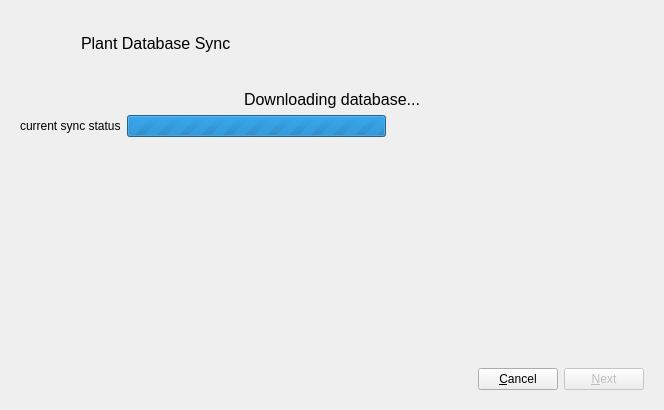
joshirio/passiflora, file ui/databasesyncdialog.ui: the form before one commit.
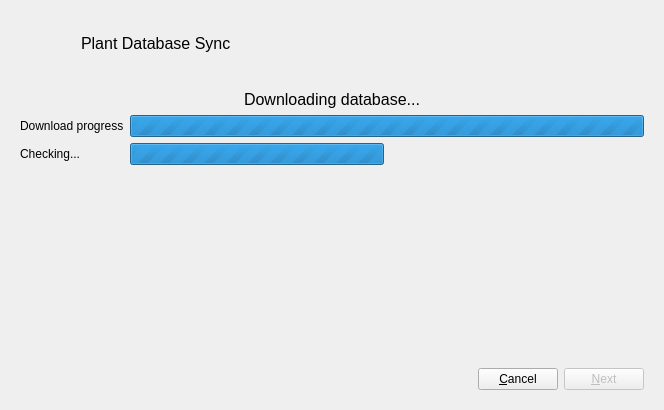
The form after the commit. The open tabs and pages were chosen to show the change. Icons and pictures are not drawn.

Commit message: Plant database sync

Patch:
```diff
--- a/ui/databasesyncdialog.ui
+++ b/ui/databasesyncdialog.ui
@@ -165,15 +165,35 @@
         </widget>
        </item>
        <item>
-        <layout class="QHBoxLayout" name="horizontalLayout_4">
-         <item>
+        <layout class="QGridLayout" name="gridLayout">
+         <item row="0" column="0">
+          <widget class="QLabel" name="label_7">
+           <property name="styleSheet">
+            <string notr="true"/>
+           </property>
+           <property name="text">
+            <string>Download progress</string>
+           </property>
+          </widget>
+         </item>
+         <item row="0" column="1" colspan="2">
+          <widget class="QProgressBar" name="syncTotalProgressBar">
+           <property name="maximum">
+            <number>0</number>
+           </property>
+           <property name="value">
+            <number>0</number>
+           </property>
+          </widget>
+         </item>
+         <item row="1" column="0">
           <widget class="QLabel" name="syncStatusLabel">
            <property name="text">
-            <string>current sync status</string>
+            <string>Checking...</string>
            </property>
           </widget>
          </item>
-         <item>
+         <item row="1" column="1">
           <widget class="QProgressBar" name="syncProgressBar">
            <property name="maximum">
             <number>0</number>
@@ -183,7 +203,7 @@
            </property>
           </widget>
          </item>
-         <item>
+         <item row="1" column="2">
           <spacer name="horizontalSpacer_4">
            <property name="orientation">
             <enum>Qt::Horizontal</enum>
```
Left out of the diff: 22 changed lines with no effect on the pictures. The commit also changes 16 other files.
